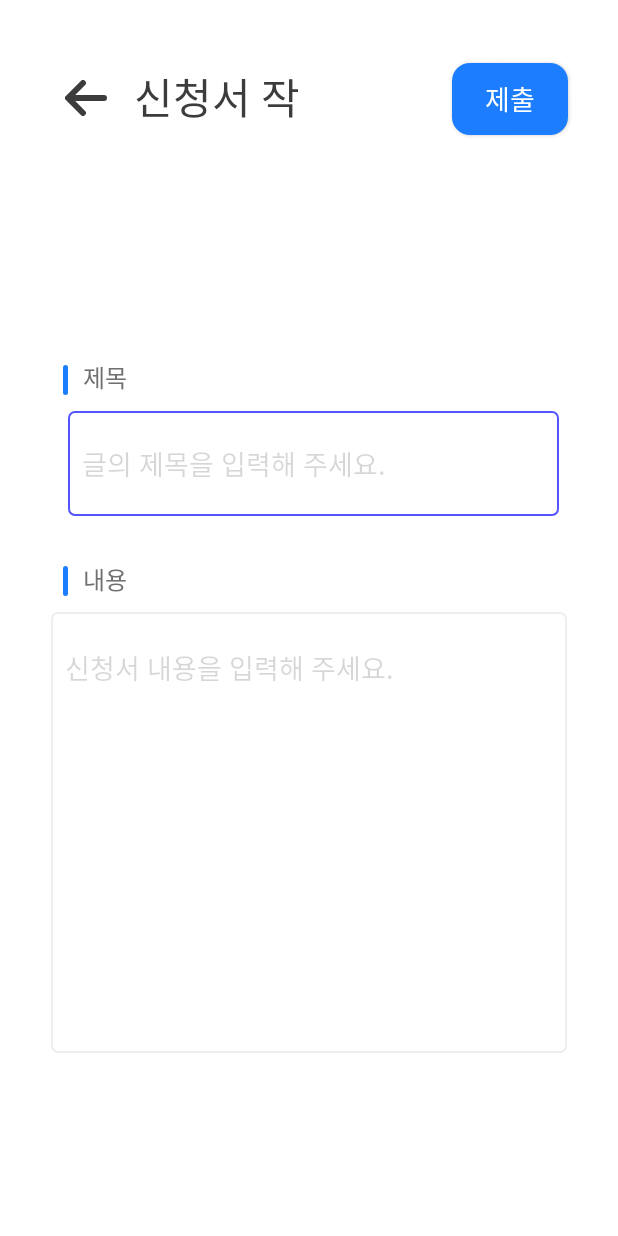
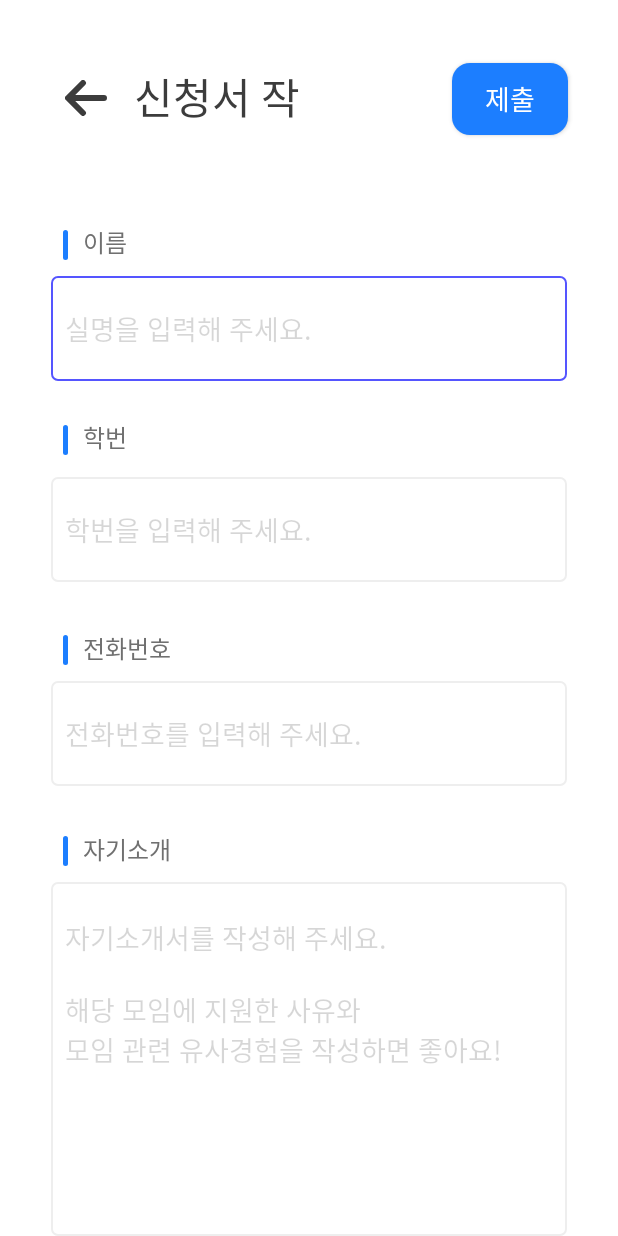
Before and after one commit to minji9988/jj_club_fire, an Android app: the ApplicationForm screen opened directly, with no data from a screen before it, on a phone screen of 412 x 824 dp. Run offline under Robolectric (Android 15) with nearby library versions, the phone set to English and light mode, and no system bars; our stand-ins replace Firebase (no records; nobody signed in at launch, a user with empty details on screens opened directly).

Commit message:
Application 23/06/13/16:14

```diff
--- a/app/src/main/java/com/example/jj_club/activities/promotion/ApplicationForm.java
+++ b/app/src/main/java/com/example/jj_club/activities/promotion/ApplicationForm.java
@@ -23,40 +23,52 @@ import com.google.firebase.database.ValueEventListener;
 
 public class ApplicationForm extends AppCompatActivity {
 
-    private EditText editTextAppTitle;
-    private EditText editTextAppContent;
-    private Button buttonTurnIn;
-    private ImageButton buttonBack;
+    private EditText editTextAppName; //신청서 이름
+    private EditText editTextAppNumber; //신청서 번호
+    private EditText editTextAppPhone; //신청서 전화번호
+    private EditText editTextAppIntro; //신청서 소개
+    private Button buttonTurnIn; //신청서 제출 버튼
+    private ImageButton buttonBack; //뒤로 돌아가기 버튼
 
     private DatabaseReference databaseReference;
     private DatabaseReference promotionsReference;
 
-    private String promotionId;
+    private String promotionId; //홍보글 자체 id
 
     @Override
     protected void onCreate(Bundle savedInstanceState) {
         super.onCreate(savedInstanceState);
         setContentView(R.layout.promotion_application_form);
 
-        editTextAppTitle = findViewById(R.id.editTextAppTitle);
-        editTextAppContent = findViewById(R.id.editTextAppContent);
+        // Find the EditText views by id
+        editTextAppName = findViewById(R.id.editTextAppName);
+        editTextAppNumber = findViewById(R.id.editTextAppNumber);
+        editTextAppPhone = findViewById(R.id.editTextAppPhone);
+        editTextAppIntro = findViewById(R.id.editTextAppIntro);
         buttonTurnIn = findViewById(R.id.button_TurnIn);
         buttonBack = findViewById(R.id.button_back);
 
+        // Get references to the database
         databaseReference = FirebaseDatabase.getInstance().getReference("applicationItems");
         promotionsReference = FirebaseDatabase.getInstance().getReference("promotions");
 
+        // Get the promotion id from the intent
         promotionId = getIntent().getStringExtra("promotion_id");
 
+        // Set up the event for the button click
         buttonTurnIn.setOnClickListener(new View.OnClickListener() {
             @Override
             public void onClick(View v) {
-                String title = editTextAppTitle.getText().toString().trim();
-                String content = editTextAppContent.getText().toString().trim();
+                String name = editTextAppName.getText().toString().trim();
+                String number = editTextAppNumber.getText().toString().trim();
+                String phone = editTextAppPhone.getText().toString().trim();
+                String intro = editTextAppIntro.getText().toString().trim();
 
-                if (title.isEmpty() || content.isEmpty()) {
+                // If any of the fields are empty, show a Toast message
+                if (name.isEmpty() || number.isEmpty() || phone.isEmpty() || intro.isEmpty()) {
                     Toast.makeText(ApplicationForm.this, "양식을 채워주세요.", Toast.LENGTH_SHORT).show();
                 } else {
+                    // If all fields are filled, start the process of sending the application
                     final String fromUserId = FirebaseAuth.getInstance().getCurrentUser().getUid();
 
                     promotionsReference.child(promotionId).addListenerForSingleValueEvent(new ValueEventListener() {
@@ -65,13 +77,16 @@ public class ApplicationForm extends AppCompatActivity {
                             if (dataSnapshot.exists()) {
                                 String sendToUserId = dataSnapshot.child("userId").getValue(String.class);
 
-                                ApplicationItem applicationItem = new ApplicationItem(fromUserId, promotionId, title, content);
+                                // Create a new ApplicationItem object
+                                ApplicationItem applicationItem = new ApplicationItem(fromUserId, promotionId, name, number, phone, intro);
                                 applicationItem.setSendToUserId(sendToUserId);
 
+                                // Save the application to the database
                                 databaseReference.push().setValue(applicationItem)
                                         .addOnSuccessListener(new OnSuccessListener<Void>() {
                                             @Override
                                             public void onSuccess(Void aVoid) {
+                                                // If the save was successful, show a Toast message and finish the activity
                                                 Toast.makeText(ApplicationForm.this, "제출이 완료되었습니다.", Toast.LENGTH_SHORT).show();
                                                 finish();
                                             }
@@ -79,6 +94,7 @@ public class ApplicationForm extends AppCompatActivity {
                                         .addOnFailureListener(new OnFailureListener() {
                                             @Override
                                             public void onFailure(@NonNull Exception e) {
+                                                // If the save was not successful, show a Toast message
                                                 Toast.makeText(ApplicationForm.this, "제출이 실패했습니다.", Toast.LENGTH_SHORT).show();
                                             }
                                         });
@@ -94,6 +110,7 @@ public class ApplicationForm extends AppCompatActivity {
             }
         });
 
+        // Set up the event for the back button click
         buttonBack.setOnClickListener(new View.OnClickListener() {
             @Override
             public void onClick(View v) {
--- a/app/src/main/res/layout/promotion_application_form.xml
+++ b/app/src/main/res/layout/promotion_application_form.xml
@@ -30,7 +30,7 @@
         android:text="신청서 작성"
         android:textColor="#3c3c3c"
         android:textSize="28sp"
-        app:layout_constraintStart_toEndOf="@+id/imageView"
+        app:layout_constraintStart_toEndOf="@+id/button_back"
         app:layout_constraintTop_toTopOf="parent" />
 
     <android.widget.Button
@@ -52,37 +52,34 @@
         android:layout_height="20dp"
         android:layout_alignParentTop="true"
         android:layout_alignParentLeft="true"
-        android:layout_marginTop="243dp"
+        android:layout_marginTop="153dp"
         android:layout_marginLeft="42dp"
         android:background="@drawable/btn_round_blue_box"></View>
 
-
+    <!--이름-->
     <EditText
-        android:id="@+id/editTextAppTitle"
+        android:id="@+id/editTextAppName"
         android:layout_width="344dp"
         android:layout_height="70dp"
-        android:layout_alignParentLeft="true"
+        android:layout_centerHorizontal="true"
         android:layout_alignParentTop="true"
-        android:layout_alignParentRight="true"
-        android:layout_marginLeft="45dp"
-        android:layout_marginTop="274dp"
-        android:layout_marginRight="39dp"
+        android:layout_marginTop="184dp"
         android:background="@drawable/edittext_rounded_corner_rectangle"
         android:ems="10"
-        android:hint="  글의 제목을 입력해 주세요."
+        android:hint="  실명을 입력해 주세요."
         android:inputType="text"
         android:textColorHint="#29000000" />
 
     <TextView
         android:id="@+id/textView3"
-        android:layout_width="48dp"
+        android:layout_width="wrap_content"
         android:layout_height="24dp"
         android:layout_alignParentTop="true"
         android:layout_alignParentLeft="true"
-        android:layout_marginTop="239dp"
+        android:layout_marginTop="149dp"
         android:layout_marginLeft="55dp"
         android:lineSpacingExtra="8sp"
-        android:text="제목"
+        android:text="이름"
         android:textColor="#707070"
         android:textSize="16sp"
         android:fontFamily="@font/fontregular"
@@ -95,11 +92,41 @@
         android:layout_alignParentLeft="true"
         android:layout_alignParentTop="true"
         android:layout_marginLeft="55dp"
-        android:layout_marginTop="374dp"
+        android:layout_marginTop="279dp"
         android:fontFamily="@font/fontregular"
         android:includeFontPadding="false"
         android:lineSpacingExtra="8sp"
-        android:text="내용"
+        android:text="학번"
+        android:textColor="#707070"
+        android:textSize="16sp" />
+
+    <TextView
+        android:id="@+id/textView9"
+        android:layout_width="wrap_content"
+        android:layout_height="24dp"
+        android:layout_alignParentLeft="true"
+        android:layout_alignParentTop="true"
+        android:layout_marginLeft="55dp"
+        android:layout_marginTop="420dp"
+        android:fontFamily="@font/fontregular"
+        android:includeFontPadding="false"
+        android:lineSpacingExtra="8sp"
+        android:text="전화번호"
+        android:textColor="#707070"
+        android:textSize="16sp" />
+
+    <TextView
+        android:id="@+id/textView10"
+        android:layout_width="wrap_content"
+        android:layout_height="24dp"
+        android:layout_alignParentLeft="true"
+        android:layout_alignParentTop="true"
+        android:layout_marginLeft="55dp"
+        android:layout_marginTop="554dp"
+        android:fontFamily="@font/fontregular"
+        android:includeFontPadding="false"
+        android:lineSpacingExtra="8sp"
+        android:text="자기소개"
         android:textColor="#707070"
         android:textSize="16sp" />
 
@@ -110,21 +137,70 @@
         android:layout_alignParentLeft="true"
         android:layout_alignParentTop="true"
         android:layout_marginLeft="42dp"
-        android:layout_marginTop="377dp"
+        android:layout_marginTop="283dp"
         android:background="@drawable/btn_round_blue_box"></View>
 
+    <View
+        android:id="@+id/view3"
+        android:layout_width="3dp"
+        android:layout_height="20dp"
+        android:layout_alignParentLeft="true"
+        android:layout_alignParentTop="true"
+        android:layout_marginLeft="42dp"
+        android:layout_marginTop="423dp"
+        android:background="@drawable/btn_round_blue_box"></View>
+
+    <View
+        android:id="@+id/view4"
+        android:layout_width="3dp"
+        android:layout_height="20dp"
+        android:layout_alignParentLeft="true"
+        android:layout_alignParentTop="true"
+        android:layout_marginLeft="42dp"
+        android:layout_marginTop="557dp"
+        android:background="@drawable/btn_round_blue_box"></View>
+
+    <!--학번-->
     <EditText
-        android:id="@+id/editTextAppContent"
+        android:id="@+id/editTextAppNumber"
         android:layout_width="344dp"
-        android:layout_height="294dp"
+        android:layout_height="70dp"
         android:layout_alignParentTop="true"
         android:layout_centerHorizontal="true"
-        android:layout_marginTop="408dp"
+        android:layout_marginTop="318dp"
         android:background="@drawable/edittext_rounded_corner_rectangle"
         android:ems="10"
-        android:hint="\n  신청서 내용을 입력해 주세요."
+        android:hint="  학번을 입력해 주세요."
+        android:inputType="number"
+        android:textColorHint="#29000000" />
+
+    <!--전화번호-->
+    <EditText
+        android:id="@+id/editTextAppPhone"
+        android:layout_width="344dp"
+        android:layout_height="70dp"
+        android:layout_alignParentTop="true"
+        android:layout_centerHorizontal="true"
+        android:layout_marginTop="454dp"
+        android:background="@drawable/edittext_rounded_corner_rectangle"
+        android:ems="10"
+        android:hint="  전화번호를 입력해 주세요."
+        android:inputType="number"
+        android:textColorHint="#29000000" />
+
+    <!--자기소개-->
+    <EditText
+        android:id="@+id/editTextAppIntro"
+        android:layout_width="344dp"
+        android:layout_height="414dp"
+        android:layout_alignParentTop="true"
+        android:layout_centerHorizontal="true"
+        android:layout_marginTop="588dp"
+        android:background="@drawable/edittext_rounded_corner_rectangle"
+        android:ems="10"
+        android:gravity="top"
+        android:hint="\n  자기소개서를 작성해 주세요.\n\n  해당 모임에 지원한 사유와\n  모임 관련 유사경험을 작성하면 좋아요!"
         android:inputType="textMultiLine"
-        android:gravity="top"
         android:textColorHint="#29000000" />
 
 </RelativeLayout>
```
Also changed, not shown: app/src/main/java/com/example/jj_club/models/ApplicationItem.java (+47 -22 lines).
